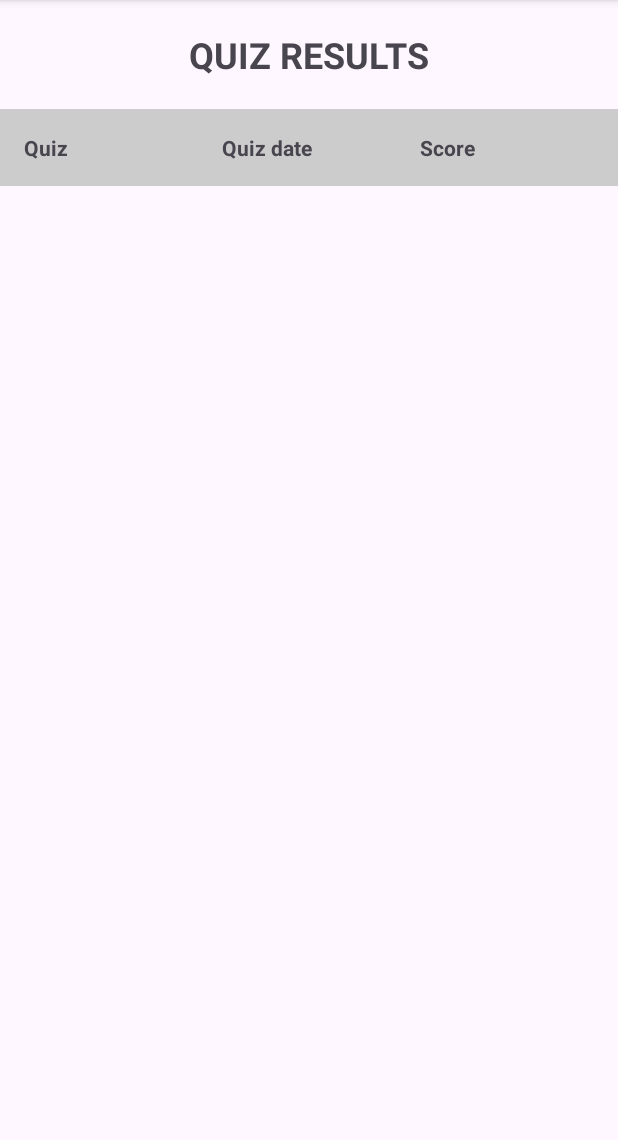
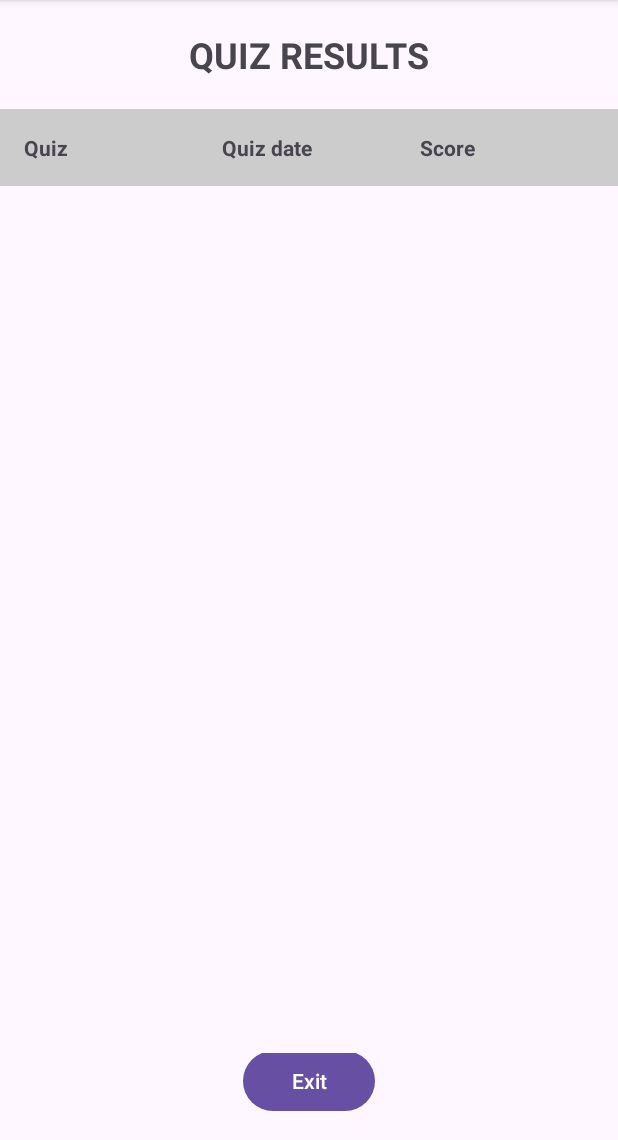
Before and after one commit to adityadeval/Countries_Quiz, an Android app: the QuizResultsActivity screen opened directly, with no data from a screen before it, on a phone screen of 412 x 824 dp, the part 96-1236 px from its top. Run offline under Robolectric (Android 15) with nearby library versions, the phone set to English and light mode, and no system bars; libraries missing offline, so code that uses them is left out: com.opencsv.

Commit message:
Exit option

```diff
--- a/app/src/main/java/ms/cs/countries_quiz/QuizResultsActivity.java
+++ b/app/src/main/java/ms/cs/countries_quiz/QuizResultsActivity.java
@@ -3,6 +3,7 @@ package ms.cs.countries_quiz;
 import android.os.AsyncTask;
 import android.os.Bundle;
 import android.util.TypedValue;
+import android.view.View;
 import android.widget.TableLayout;
 import android.widget.TableRow;
 import android.widget.TextView;
@@ -67,4 +68,7 @@ public class QuizResultsActivity extends AppCompatActivity {
             dataManager_obj.close();
         }
     }
+    public void navigateToExit(View view) {
+        finish();
+    }
 }
--- a/app/src/main/java/ms/cs/countries_quiz/ResultFragment.java
+++ b/app/src/main/java/ms/cs/countries_quiz/ResultFragment.java
@@ -63,6 +63,10 @@ public class ResultFragment extends Fragment {
         startActivity(intent);
 
         // Finish this activity so it's removed from the back stack
-      //  finish();
+     //  finish();
+    }
+    public void navigateToExit(View view) {
+        // Finish this activity so it's removed from the back stack
+        //   finish();
     }
 }
--- a/app/src/main/res/layout/activity_quizresults.xml
+++ b/app/src/main/res/layout/activity_quizresults.xml
@@ -19,7 +19,7 @@
 
     <ScrollView
         android:layout_width="match_parent"
-        android:layout_height="0dp"
+        android:layout_height="wrap_content"
         android:layout_marginTop="20sp"
         android:layout_weight="1">
 
@@ -27,9 +27,9 @@
             android:id="@+id/tableLayout_quizresults"
             android:layout_width="match_parent"
             android:layout_height="wrap_content"
-            android:stretchColumns="*"
+            android:background="#CCCCCC"
             android:padding="8dp"
-            android:background="#CCCCCC">
+            android:stretchColumns="*">
 
             <!-- Header Row -->
             <TableRow
@@ -40,28 +40,42 @@
                     android:layout_width="0dp"
                     android:layout_height="wrap_content"
                     android:layout_weight="1"
+                    android:padding="8dp"
                     android:text="Quiz"
-                    android:textStyle="bold"
-                    android:padding="8dp" />
+                    android:textStyle="bold" />
 
                 <TextView
                     android:layout_width="0dp"
                     android:layout_height="wrap_content"
                     android:layout_weight="1"
+                    android:padding="8dp"
                     android:text="Quiz date"
-                    android:textStyle="bold"
-                    android:padding="8dp" />
+                    android:textStyle="bold" />
 
                 <TextView
                     android:layout_width="0dp"
                     android:layout_height="wrap_content"
                     android:layout_weight="1"
+                    android:padding="8dp"
                     android:text="Score"
-                    android:textStyle="bold"
-                    android:padding="8dp" />
+                    android:textStyle="bold" />
             </TableRow>
-
         </TableLayout>
     </ScrollView>
 
+    <LinearLayout
+        android:layout_width="wrap_content"
+        android:layout_height="wrap_content"
+        android:layout_gravity="center">
+
+        <Button
+            android:id="@+id/button"
+            android:layout_width="match_parent"
+            android:layout_height="wrap_content"
+            android:onClick="navigateToExit"
+            android:layout_gravity="center"
+            android:text="Exit"
+            android:layout_marginBottom="10dp"/>
+    </LinearLayout>
+
 </LinearLayout>
```
Also changed, not shown: app/src/main/java/ms/cs/countries_quiz/SplashScreen.java (+7 -3 lines), app/src/main/res/layout/activity_splashscreen.xml (+9 -1 lines), app/src/main/res/layout/fragment_result.xml (+11 -2 lines).
